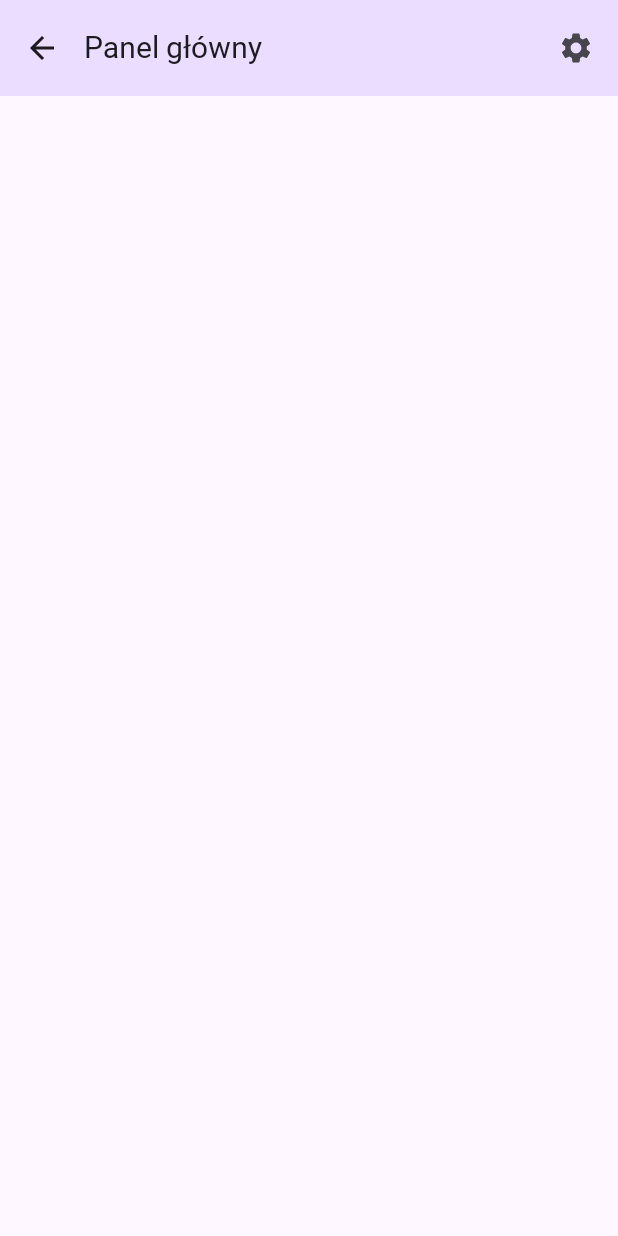
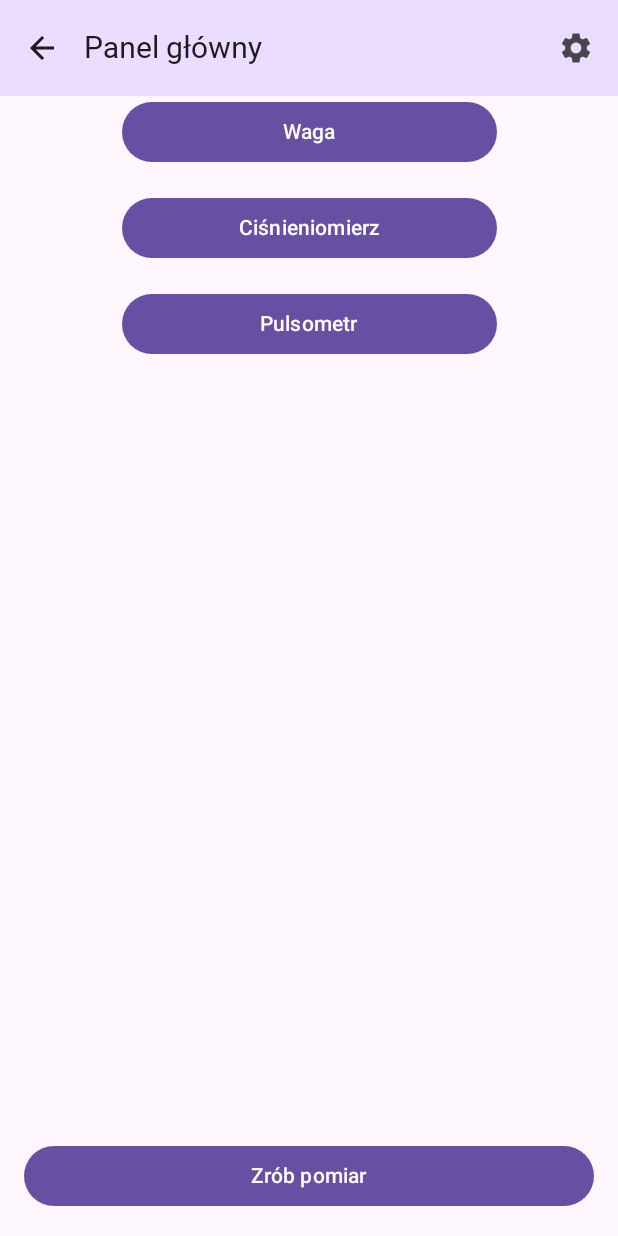
Before and after one commit to NataliaKrzykala/HealthMateApp, an Android app built with Jetpack Compose: the MainPanelScreen screen opened through its navigation route, on a phone screen of 412 x 824 dp. Run offline under Robolectric (Android 15) with nearby library versions, the phone set to English and light mode, and no system bars; Roboto replaces fonts that are not available here.

Commit message:
Basic main page & statistics screen

```diff
--- a/app/src/main/java/com/example/healthmate/HealthMateScreen.kt
+++ b/app/src/main/java/com/example/healthmate/HealthMateScreen.kt
@@ -29,6 +29,7 @@ import androidx.navigation.compose.composable
 import androidx.navigation.compose.currentBackStackEntryAsState
 import androidx.navigation.compose.rememberNavController
 import com.example.healthmate.R
+import com.example.healthmate.data.DataSource
 import com.example.healthmate.ui.AccountScreen
 import com.example.healthmate.ui.HealthMateViewModel
 import com.example.healthmate.ui.LogInScreen
@@ -36,6 +37,8 @@ import com.example.healthmate.ui.MainPanelScreen
 import com.example.healthmate.ui.RegisterScreen
 import com.example.healthmate.ui.StartScreen
 import com.example.healthmate.ui.SettingsScreen
+import com.example.healthmate.ui.MeasureScreen
+import com.example.healthmate.ui.StatisticsScreen
 
 
 enum class HealthMateScreen(@StringRes val title: Int) {
@@ -46,6 +49,7 @@ enum class HealthMateScreen(@StringRes val title: Int) {
     Statistics(title = R.string.view_statistics),
     Settings(title = R.string.settings),
     Account(title = R.string.view_account),
+    Measure(title = R.string.measurement)
 }
 
 /**
@@ -139,8 +143,12 @@ fun HealthMateApp(
             }
             composable(route = HealthMateScreen.MainPanel.name) {
                 MainPanelScreen(
-                    onStatisticsButtonClicked = { navController.navigate(HealthMateScreen.Statistics.name) },
+                    rememberedDevices = DataSource.rememberedDevices,
+                    onStatisticsButtonClicked = {
+                        viewModel.selectDevice(it)
+                        navController.navigate(HealthMateScreen.Statistics.name) },
                     onAccountButtonClicked = { navController.navigate(HealthMateScreen.Account.name) },
+                    onMeasureButtonClicked = { navController.navigate(HealthMateScreen.Measure.name) },
                     modifier = Modifier.fillMaxHeight()
                 )
             }
@@ -152,6 +160,17 @@ fun HealthMateApp(
             }
             composable(route = HealthMateScreen.Settings.name) {
                 SettingsScreen(
+                    modifier = Modifier.fillMaxHeight()
+                )
+            }
+            composable(route = HealthMateScreen.Measure.name) {
+                MeasureScreen(
+                    modifier = Modifier.fillMaxHeight()
+                )
+            }
+            composable(route = HealthMateScreen.Statistics.name) {
+                StatisticsScreen(
+                    healthMateUiState = uiState,
                     modifier = Modifier.fillMaxHeight()
                 )
             }
--- /dev/null
+++ b/app/src/main/java/com/example/healthmate/data/DataSource.kt
@@ -0,0 +1,10 @@
+package com.example.healthmate.data
+import com.example.healthmate.R
+
+object DataSource {
+    val rememberedDevices = listOf(
+        Pair(R.string.scales, 1),
+        Pair(R.string.manometer, 2),
+        Pair(R.string.heart_rate_monitor, 3)
+    )
+}
--- a/app/src/main/java/com/example/healthmate/data/HealthMateUiState.kt
+++ b/app/src/main/java/com/example/healthmate/data/HealthMateUiState.kt
@@ -3,5 +3,7 @@ package com.example.healthmate.data
 data class HealthMateUiState (
     val areCredentialsWrong: Boolean = false,
     val loginAlreadyExists: Boolean = false,
-    val isPasswordVisible: Boolean = false
+    val isPasswordVisible: Boolean = false,
+    val device: Int = 0,
+    val rememberedDevices: List<String> = listOf()
 )
--- a/app/src/main/java/com/example/healthmate/ui/MainPanelScreen.kt
+++ b/app/src/main/java/com/example/healthmate/ui/MainPanelScreen.kt
@@ -1,11 +1,103 @@
 package com.example.healthmate.ui
 
+import androidx.annotation.StringRes
+import androidx.compose.foundation.layout.Arrangement
+import androidx.compose.foundation.layout.Column
+import androidx.compose.foundation.layout.fillMaxSize
+import androidx.compose.foundation.layout.fillMaxWidth
+import androidx.compose.foundation.layout.padding
+import androidx.compose.foundation.layout.safeDrawingPadding
+import androidx.compose.foundation.layout.statusBarsPadding
+import androidx.compose.foundation.layout.widthIn
+import androidx.compose.foundation.rememberScrollState
+import androidx.compose.foundation.verticalScroll
+import androidx.compose.material3.Button
+import androidx.compose.material3.Text
 import androidx.compose.runtime.Composable
+import androidx.compose.ui.Alignment
 import androidx.compose.ui.Modifier
+import androidx.compose.ui.res.dimensionResource
+import androidx.compose.ui.res.stringResource
+import androidx.compose.ui.tooling.preview.Preview
+import androidx.compose.ui.unit.dp
+import com.example.healthmate.R
+import com.example.healthmate.data.DataSource
+import com.example.healthmate.ui.theme.HealthMateTheme
 
 @Composable
 fun MainPanelScreen(
-    onStatisticsButtonClicked: () -> Unit,
+    rememberedDevices: List<Pair<Int, Int>>,
+    onStatisticsButtonClicked: (Int) -> Unit,
     onAccountButtonClicked: () -> Unit,
+    onMeasureButtonClicked: () -> Unit,
     modifier: Modifier = Modifier
-) {}
+) {
+    val mediumPadding = dimensionResource(R.dimen.padding_medium)
+
+    Column(
+        modifier = modifier,
+        verticalArrangement = Arrangement.SpaceBetween
+    ) {
+        Column(
+            modifier = Modifier.fillMaxWidth(),
+            horizontalAlignment = Alignment.CenterHorizontally,
+            verticalArrangement = Arrangement.spacedBy(
+                dimensionResource(id = R.dimen.padding_medium)
+            )
+        ) {
+            rememberedDevices.forEach { item ->
+                SelectRememberedDeviceButton(
+                    labelResourceId = item.first,
+                    onClick = { onStatisticsButtonClicked(item.second) }
+                )
+            }
+        }
+        Column(
+            modifier = Modifier
+                .statusBarsPadding()
+                .verticalScroll(rememberScrollState())
+                .safeDrawingPadding()
+                .padding(mediumPadding),
+            verticalArrangement = Arrangement.Center,
+            horizontalAlignment = Alignment.CenterHorizontally
+        ) {
+            Button(
+                modifier = Modifier.fillMaxWidth(),
+                onClick = { onMeasureButtonClicked() }
+            ) {
+                Text(text = stringResource(R.string.measure))
+            }
+        }
+
+    }
+}
+
+@Composable
+fun SelectRememberedDeviceButton(
+    @StringRes labelResourceId: Int,
+    onClick: () -> Unit,
+    modifier: Modifier = Modifier
+) {
+    Button(
+        onClick = onClick,
+        modifier = modifier.widthIn(min = 250.dp)
+    ) {
+        Text(stringResource(labelResourceId))
+    }
+}
+
+@Preview
+@Composable
+fun MainPanelPreview() {
+    HealthMateTheme {
+        MainPanelScreen(
+            rememberedDevices = DataSource.rememberedDevices,
+            onStatisticsButtonClicked = {},
+            onAccountButtonClicked = {},
+            onMeasureButtonClicked = {},
+            modifier = Modifier
+                .fillMaxSize()
+                .padding(dimensionResource(R.dimen.padding_medium))
+        )
+    }
+}
--- a/app/src/main/res/values/strings.xml
+++ b/app/src/main/res/values/strings.xml
@@ -7,6 +7,7 @@
     <string name="view_statistics">Zobacz historię pomiarów</string>
     <string name="back_button">Powrót</string>
     <string name="settings">Ustawienia</string>
+    <string name="measurement">Pomiar</string>
 
     <string name="name">Imię</string>
     <string name="username">Login</string>
@@ -18,5 +19,10 @@
     <string name="enter_password">Wpisz hasło</string>
     <string name="create_login">Utwórz login</string>
     <string name="create_password">Utwórz hasło</string>
+    <string name="measure">Zrób pomiar</string>
+
+    <string name="scales">Waga</string>
+    <string name="manometer">Ciśnieniomierz</string>
+    <string name="heart_rate_monitor">Pulsometr</string>
 
 </resources>
```
Also changed, not shown: app/src/main/java/com/example/healthmate/ui/HealthMateViewModel.kt (+8 -0 lines), app/src/main/java/com/example/healthmate/ui/MeasureScreen.kt (added, +12 -0 lines), app/src/main/java/com/example/healthmate/ui/StatisticsScreen.kt (+25 -0 lines).
